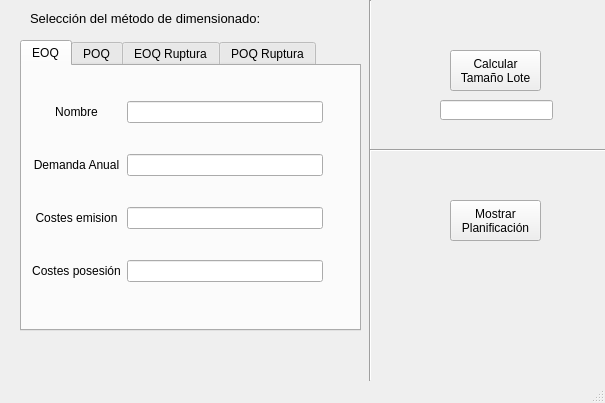
Before: the Qt Designer form mainwindow.ui in DavidRedrejo/organizacion_ind, drawn with Qt 5.
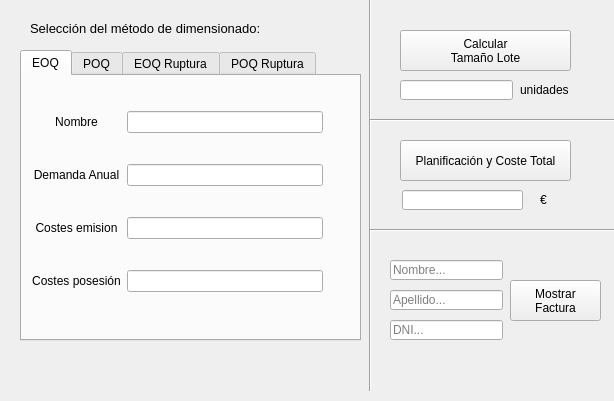
After: the same form once the commit is applied.

Commit message: Planificación y factura terminada

```diff
--- a/mainwindow.ui
+++ b/mainwindow.ui
@@ -6,8 +6,8 @@
    <rect>
     <x>0</x>
     <y>0</y>
-    <width>605</width>
-    <height>403</height>
+    <width>614</width>
+    <height>401</height>
    </rect>
   </property>
   <property name="windowTitle">
@@ -18,7 +18,7 @@
     <property name="geometry">
      <rect>
       <x>20</x>
-      <y>40</y>
+      <y>50</y>
       <width>341</width>
       <height>291</height>
      </rect>
@@ -385,7 +385,7 @@
     <property name="geometry">
      <rect>
       <x>30</x>
-      <y>10</y>
+      <y>20</y>
       <width>231</width>
       <height>16</height>
      </rect>
@@ -403,9 +403,9 @@
     <property name="geometry">
      <rect>
       <x>360</x>
-      <y>0</y>
-      <width>20</width>
-      <height>381</height>
+      <y>-10</y>
+      <width>21</width>
+      <height>401</height>
      </rect>
     </property>
     <property name="orientation">
@@ -415,9 +415,9 @@
    <widget class="QPushButton" name="bt_calcular_tam_lote">
     <property name="geometry">
      <rect>
-      <x>450</x>
-      <y>50</y>
-      <width>91</width>
+      <x>400</x>
+      <y>30</y>
+      <width>171</width>
       <height>41</height>
      </rect>
     </property>
@@ -429,18 +429,24 @@
    <widget class="QLineEdit" name="line_tam_lote">
     <property name="geometry">
      <rect>
-      <x>440</x>
-      <y>100</y>
+      <x>400</x>
+      <y>80</y>
       <width>113</width>
       <height>20</height>
      </rect>
     </property>
+    <property name="alignment">
+     <set>Qt::AlignCenter</set>
+    </property>
+    <property name="readOnly">
+     <bool>true</bool>
+    </property>
    </widget>
    <widget class="Line" name="line_2">
     <property name="geometry">
      <rect>
       <x>370</x>
-      <y>140</y>
+      <y>110</y>
       <width>251</width>
       <height>21</height>
      </rect>
@@ -452,15 +458,132 @@
    <widget class="QPushButton" name="bt_planificacion">
     <property name="geometry">
      <rect>
-      <x>450</x>
-      <y>200</y>
+      <x>400</x>
+      <y>140</y>
+      <width>171</width>
+      <height>41</height>
+     </rect>
+    </property>
+    <property name="text">
+     <string>Planificación y Coste Total</string>
+    </property>
+   </widget>
+   <widget class="Line" name="line_3">
+    <property name="geometry">
+     <rect>
+      <x>370</x>
+      <y>220</y>
+      <width>251</width>
+      <height>21</height>
+     </rect>
+    </property>
+    <property name="orientation">
+     <enum>Qt::Horizontal</enum>
+    </property>
+   </widget>
+   <widget class="QLineEdit" name="line_nombre">
+    <property name="geometry">
+     <rect>
+      <x>390</x>
+      <y>260</y>
+      <width>113</width>
+      <height>20</height>
+     </rect>
+    </property>
+    <property name="placeholderText">
+     <string>Nombre...</string>
+    </property>
+   </widget>
+   <widget class="QLineEdit" name="line_apell">
+    <property name="geometry">
+     <rect>
+      <x>390</x>
+      <y>290</y>
+      <width>113</width>
+      <height>20</height>
+     </rect>
+    </property>
+    <property name="placeholderText">
+     <string>Apellido...</string>
+    </property>
+   </widget>
+   <widget class="QLineEdit" name="line_DNI">
+    <property name="geometry">
+     <rect>
+      <x>390</x>
+      <y>320</y>
+      <width>113</width>
+      <height>20</height>
+     </rect>
+    </property>
+    <property name="placeholderText">
+     <string>DNI...</string>
+    </property>
+   </widget>
+   <widget class="QPushButton" name="bt_mostrar_fact">
+    <property name="geometry">
+     <rect>
+      <x>510</x>
+      <y>280</y>
       <width>91</width>
       <height>41</height>
      </rect>
     </property>
     <property name="text">
      <string>Mostrar
-Planificación</string>
+Factura</string>
+    </property>
+   </widget>
+   <widget class="QLabel" name="label_6">
+    <property name="geometry">
+     <rect>
+      <x>520</x>
+      <y>80</y>
+      <width>61</width>
+      <height>20</height>
+     </rect>
+    </property>
+    <property name="font">
+     <font>
+      <pointsize>9</pointsize>
+     </font>
+    </property>
+    <property name="text">
+     <string>unidades</string>
+    </property>
+   </widget>
+   <widget class="QLineEdit" name="line_coste_total">
+    <property name="geometry">
+     <rect>
+      <x>402</x>
+      <y>190</y>
+      <width>121</width>
+      <height>20</height>
+     </rect>
+    </property>
+    <property name="alignment">
+     <set>Qt::AlignCenter</set>
+    </property>
+    <property name="readOnly">
+     <bool>true</bool>
+    </property>
+   </widget>
+   <widget class="QLabel" name="label_7">
+    <property name="geometry">
+     <rect>
+      <x>540</x>
+      <y>190</y>
+      <width>21</width>
+      <height>20</height>
+     </rect>
+    </property>
+    <property name="font">
+     <font>
+      <pointsize>9</pointsize>
+     </font>
+    </property>
+    <property name="text">
+     <string>€</string>
     </property>
    </widget>
   </widget>
@@ -474,7 +597,6 @@
     </rect>
    </property>
   </widget>
-  <widget class="QStatusBar" name="statusbar"/>
  </widget>
  <resources/>
  <connections/>
```
Left out of the diff: 2 changed lines with no effect on the pictures. The commit also changes 12 other files.
